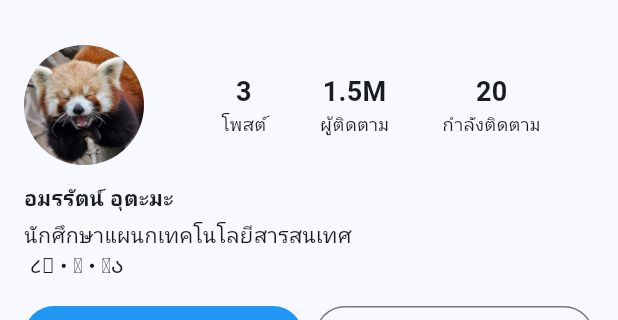
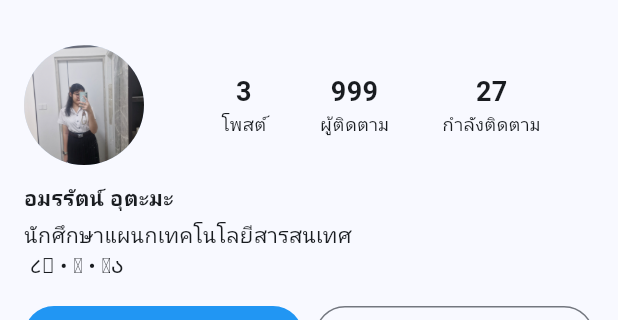
Before and after one commit to amonratutama-wq/app2_tit11_08, a Flutter app: the screen it shows after launch, on a phone screen of 412 x 824 dp, the part 63-383 px from its top. Run offline on Flutter 3.47's test engine with Material 3 defaults, Android fonts, the phone set to English and light mode, and no system bars; network calls fail.

Commit message:
อัพครั้งแรก

```diff
--- a/lib/main.dart
+++ b/lib/main.dart
@@ -64,7 +64,7 @@ class HomePage extends StatelessWidget {
                 children: [
                   const CircleAvatar(
                     radius: 40,
-                    backgroundImage: AssetImage('assets/Je6w1l7heoTfn3cOan3q.webp'),
+                    backgroundImage: AssetImage('assets/20260921_090743_Original.JPG'),
                   ),
                   const SizedBox(width: 16),
                   Expanded(
@@ -72,8 +72,8 @@ class HomePage extends StatelessWidget {
                       mainAxisAlignment: MainAxisAlignment.spaceEvenly,
                       children: [
                         _stat('3', 'โพสต์'),
-                        _stat('1.5M', 'ผู้ติดตาม'),
-                        _stat('20', 'กำลังติดตาม'),
+                        _stat('999', 'ผู้ติดตาม'),
+                        _stat('27', 'กำลังติดตาม'),
                       ],
                     ),
                   ),
```
Also changed, not shown: assets/20260921_090743_Original.JPG (added).
